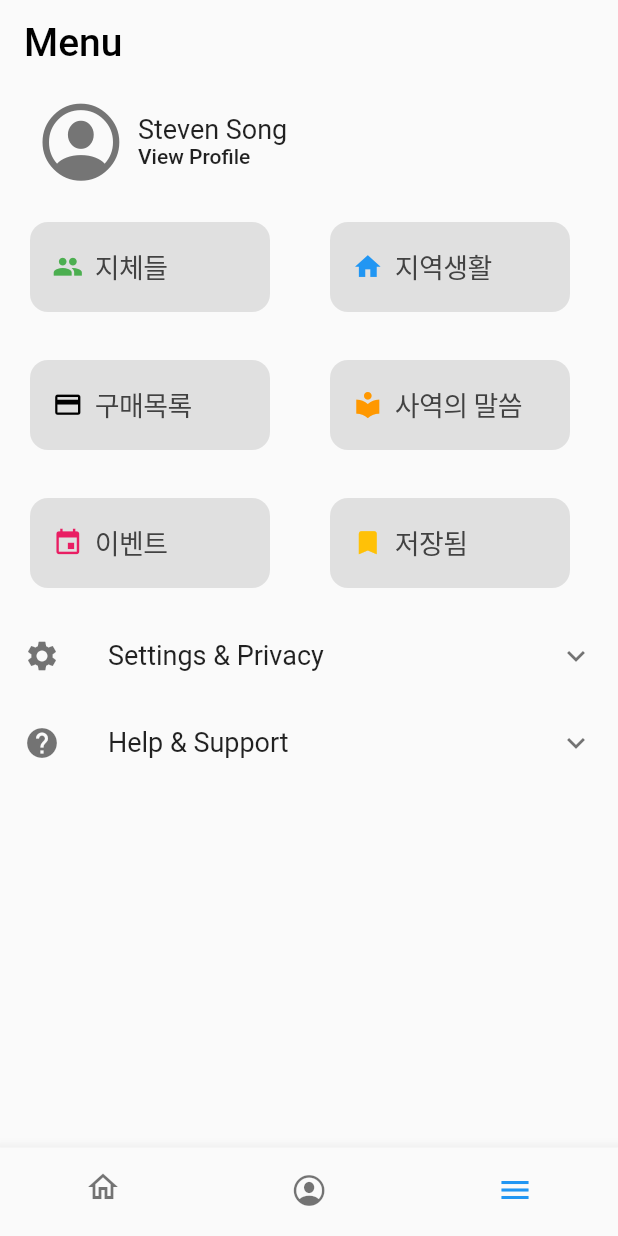
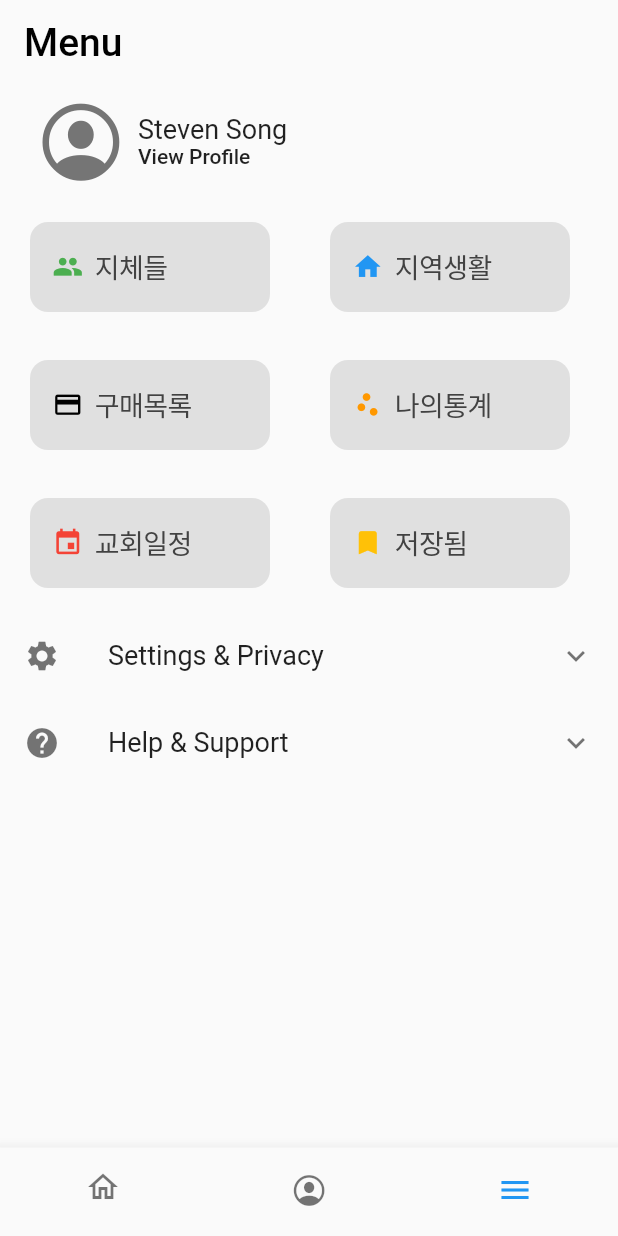
Before and after one commit to steve2972/BibleApp, a Flutter app: the screen it shows after launch, item 3 of the bottom bar chosen, on a phone screen of 412 x 824 dp. Run offline on Flutter 3.47's test engine with Material 2 defaults, Android fonts, the phone set to English and light mode, and no system bars; our stand-ins replace bloc, equatable, flutter_bloc, flutter_speed_dial, outline_material_icons, rxdart and 2 more; accounts and stored records are empty; Roboto replaces fonts that are missing (Nanum Gothic, ZillaSlab).

Commit message:
deleted unneeded code

```diff
--- a/lib/UI/Models/Menu/SettingsTile.dart
+++ b/lib/UI/Models/Menu/SettingsTile.dart
@@ -34,12 +34,12 @@ class SettingsTile extends StatelessWidget {
           Row(
             children: <Widget>[
               buildSettingsTile(Icon(Icons.payment, color: Colors.black,), "구매목록", context),
-              buildSettingsTile(Icon(Icons.local_library, color: Colors.orange,), "사역의 말씀", context),
+              buildSettingsTile(Icon(Icons.scatter_plot, color: Colors.orange,), "나의통계", context),
             ],
           ),
           Row(
             children: <Widget>[
-              buildSettingsTile(Icon(Icons.event, color: Colors.pink,), "이벤트", context),
+              buildSettingsTile(Icon(Icons.event, color: Colors.red,), "교회일정", context),
               buildSettingsTile(Icon(Icons.bookmark, color: Colors.amber,), "저장됨", context),
             ],
           )
--- a/lib/UI/Screens/ProfilePage.dart
+++ b/lib/UI/Screens/ProfilePage.dart
@@ -1,4 +1,5 @@
 import 'package:bible_test2/UI/Models/Navigation/BottomNavigationBar.dart';
+import 'package:bible_test2/UI/Models/Profile/Church/ChurchList.dart';
 import 'package:bible_test2/UI/Models/Profile/Prayer/PrayerList.dart';
 import 'package:bible_test2/UI/Models/Profile/VitalityGroup/GroupList.dart';
 import 'package:bible_test2/UI/Models/Profile/ProfileAppBar.dart';
@@ -34,7 +35,7 @@ class _ProfilePageState extends State<ProfilePage> with SingleTickerProviderStat
               children: <Widget>[
                 PrayerList(),
                 GroupList(),
-                Text("tab3"),
+                ChurchList(),
               ],
             ),
           )
--- a/lib/main.dart
+++ b/lib/main.dart
@@ -46,22 +46,12 @@ class _MyHomePageState extends State<MyHomePage> {
       stream: InheritedBlocs.of(context).navigationBloc.currentPage,
       builder: (context, currentPageSnapshot) {
         switch (currentPageSnapshot.data) {
-          /*
-          case AppPage.homePage:
-            return HomePage();
-            break;
-            */
           case AppPage.profilePage:
             return ProfilePage();
             break;
           case AppPage.readerPage:
             return ReaderPage();
             break;
-            /*
-          case AppPage.notePage:
-            return NotesPage();
-            break;
-            */
           case AppPage.menuPage:
             return MenuPage();
             break;
```
